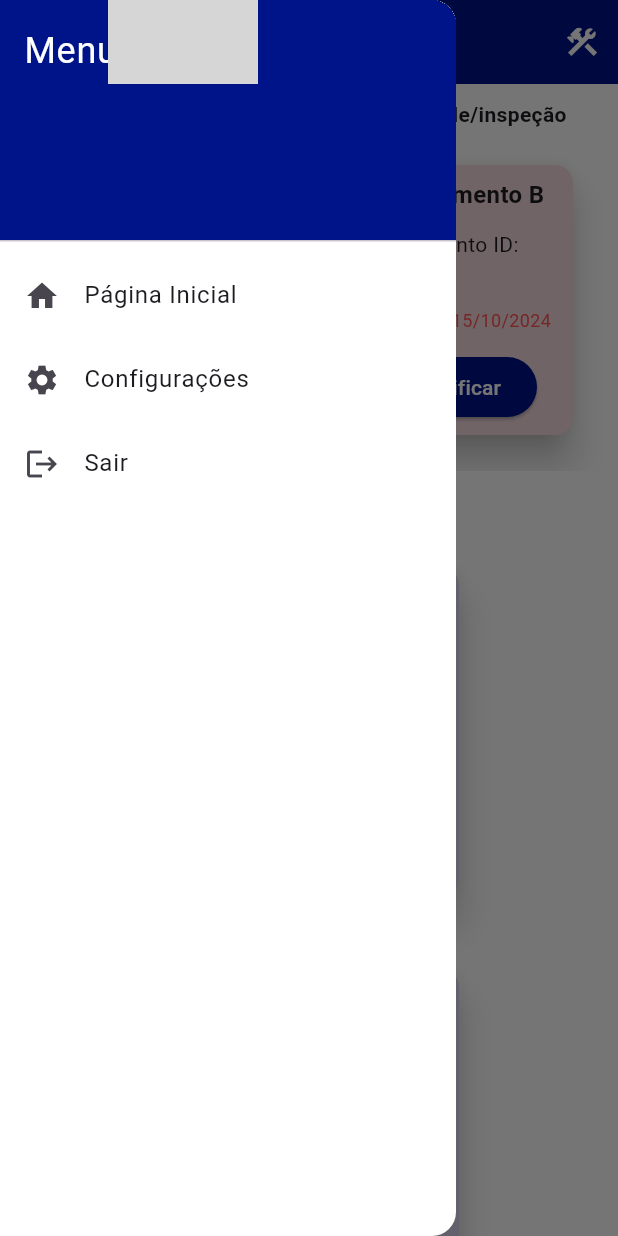
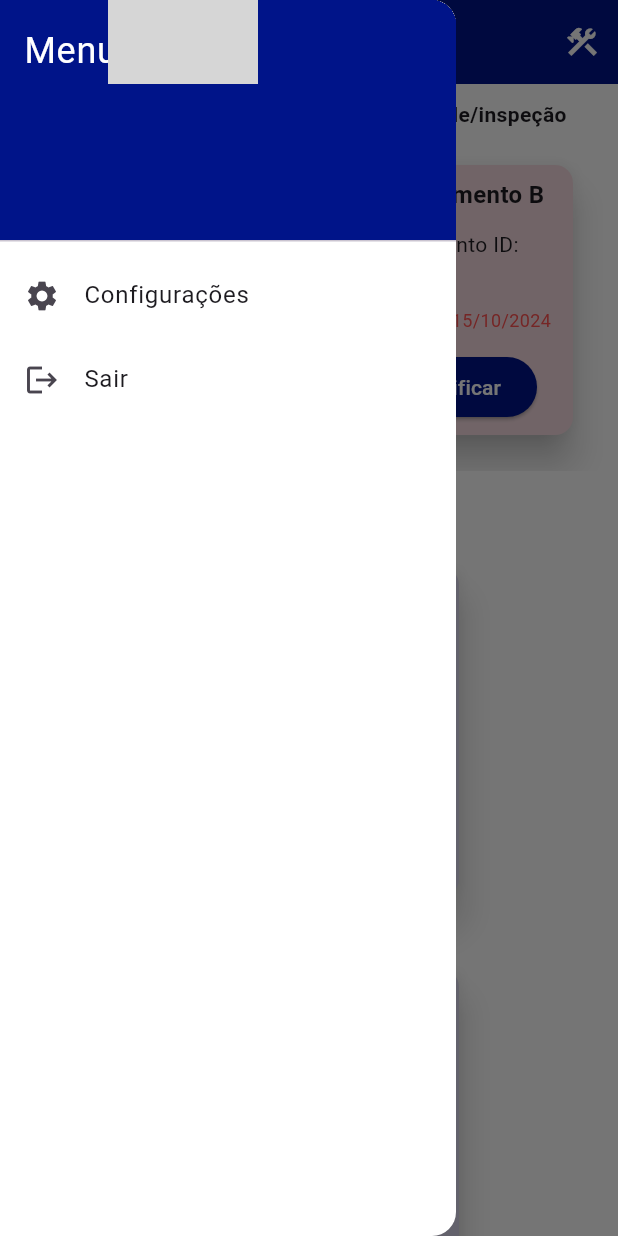
Before and after one commit to murilomolina/PI_Metro, a Flutter app: the screen it shows after launch, with the side drawer open, on a phone screen of 412 x 824 dp. Run offline on Flutter 3.47's test engine with Material 3 defaults, Android fonts, the phone set to English and light mode, and no system bars; grey boxes are pictures that could not be loaded.

Commit message:
implementação de drawers diferentes para páginas diferentes

```diff
--- a/metro_web/lib/pages/home_page.dart
+++ b/metro_web/lib/pages/home_page.dart
@@ -14,18 +14,18 @@ class HomePage extends StatefulWidget {
 class _HomePageState extends State<HomePage> {
   // Lista exemplo, futuramente será o resultado da consulta do banco de dados
   final List<Map<String, String>> equipamentos = [
-    {"tipo": "Equipamento A", "id": "12345", "dataValidade": "10/10/2024"},
-    {"tipo": "Equipamento B", "id": "54321", "dataValidade": "15/10/2024"},
-    {"tipo": "Equipamento C", "id": "67890", "dataValidade": "20/10/2024"},
-    {"tipo": "Equipamento D", "id": "67891", "dataValidade": "25/10/2024"},
-    {"tipo": "Equipamento E", "id": "67892", "dataValidade": "30/10/2024"},
-    {"tipo": "Equipamento F", "id": "67893", "dataValidade": "05/11/2024"},
-    {"tipo": "Equipamento A", "id": "12345", "dataValidade": "10/10/2024"},
-    {"tipo": "Equipamento B", "id": "54321", "dataValidade": "15/10/2024"},
-    {"tipo": "Equipamento C", "id": "67890", "dataValidade": "20/10/2024"},
-    {"tipo": "Equipamento D", "id": "67891", "dataValidade": "25/10/2024"},
-    {"tipo": "Equipamento E", "id": "67892", "dataValidade": "30/10/2024"},
-    {"tipo": "Equipamento F", "id": "67893", "dataValidade": "05/11/2024"},
+    {"tipo": "Equipamento A", "id": "12345", "dataValidade": "10/10/2024", "Localizacao" : "Linha verde", "Descricao localidade" : "Embaixo da mesa...."},
+    {"tipo": "Equipamento B", "id": "54321", "dataValidade": "15/10/2024", "Localizacao" : "Linha verde", "Descricao localidade" : "Embaixo da mesa...."},
+    {"tipo": "Equipamento C", "id": "67890", "dataValidade": "20/10/2024", "Localizacao" : "Linha verde", "Descricao localidade" : "Embaixo da mesa...."},
+    {"tipo": "Equipamento D", "id": "67891", "dataValidade": "25/10/2024", "Localizacao" : "Linha verde", "Descricao localidade" : "Embaixo da mesa...."},
+    {"tipo": "Equipamento E", "id": "67892", "dataValidade": "30/10/2024", "Localizacao" : "Linha verde", "Descricao localidade" : "Embaixo da mesa...."},
+    {"tipo": "Equipamento F", "id": "67893", "dataValidade": "05/11/2024", "Localizacao" : "Linha verde", "Descricao localidade" : "Embaixo da mesa...."},
+    {"tipo": "Equipamento A", "id": "12345", "dataValidade": "10/10/2024", "Localizacao" : "Linha verde", "Descricao localidade" : "Embaixo da mesa...."},
+    {"tipo": "Equipamento B", "id": "54321", "dataValidade": "15/10/2024", "Localizacao" : "Linha verde", "Descricao localidade" : "Embaixo da mesa...."},
+    {"tipo": "Equipamento C", "id": "67890", "dataValidade": "20/10/2024", "Localizacao" : "Linha verde", "Descricao localidade" : "Embaixo da mesa...."},
+    {"tipo": "Equipamento D", "id": "67891", "dataValidade": "25/10/2024", "Localizacao" : "Linha verde", "Descricao localidade" : "Embaixo da mesa...."},
+    {"tipo": "Equipamento E", "id": "67892", "dataValidade": "30/10/2024", "Localizacao" : "Linha verde", "Descricao localidade" : "Embaixo da mesa...."},
+    {"tipo": "Equipamento F", "id": "67893", "dataValidade": "05/11/2024", "Localizacao" : "Linha verde", "Descricao localidade" : "Embaixo da mesa...."},
   ];
 
   // Para a scrollbar dos avisos
@@ -42,7 +42,7 @@ class _HomePageState extends State<HomePage> {
   Widget build(BuildContext context) {
     return Scaffold(
       appBar: const CustomAppBar(),
-      drawer: const CustomDrawer(),
+      drawer: const CustomDrawer(pagType: 0,), // 0 para página principal
       body: SingleChildScrollView(
         scrollDirection: Axis.vertical,
         child: Column(
--- a/metro_web/lib/widgets/custom_drawer.dart
+++ b/metro_web/lib/widgets/custom_drawer.dart
@@ -2,14 +2,46 @@ import 'package:flutter/material.dart';
 import 'package:metro_web/pages/home_page.dart';
 
 class CustomDrawer extends StatelessWidget {
-  const CustomDrawer({super.key});
+  final int pagType;
+
+  const CustomDrawer({super.key, required this.pagType});
 
   @override
   Widget build(BuildContext context) {
     return Drawer(
       child: ListView(
         padding: EdgeInsets.zero,
-        children: <Widget>[
+        children: pagType == 0 ? <Widget>[
+          DrawerHeader(
+            decoration: BoxDecoration(
+              color: Theme.of(context).primaryColor, // Cor de fundo do cabeçalho
+            ),
+            child: const Text(
+              'Menu',
+              style: TextStyle(
+                color: Colors.white,
+                fontSize: 24,
+              ),
+            ),
+          ),
+          ListTile(
+            leading: const Icon(Icons.settings),
+            title: const Text('Configurações'),
+            onTap: () {
+              Navigator.pop(context);
+              // Navegar para a página de configurações
+            },
+          ),
+          ListTile(
+            leading: const Icon(Icons.logout),
+            title: const Text('Sair'),
+            onTap: () {
+              Navigator.pop(context);
+              // Lógica para logout
+            },
+          )
+        ]:
+        <Widget>[
           DrawerHeader(
             decoration: BoxDecoration(
               color: Theme.of(context).primaryColor, // Cor de fundo do cabeçalho
@@ -48,8 +80,8 @@ class CustomDrawer extends StatelessWidget {
               Navigator.pop(context);
               // Lógica para logout
             },
-          ),
-        ],
+          )
+        ]
       ),
     );
   }
```
